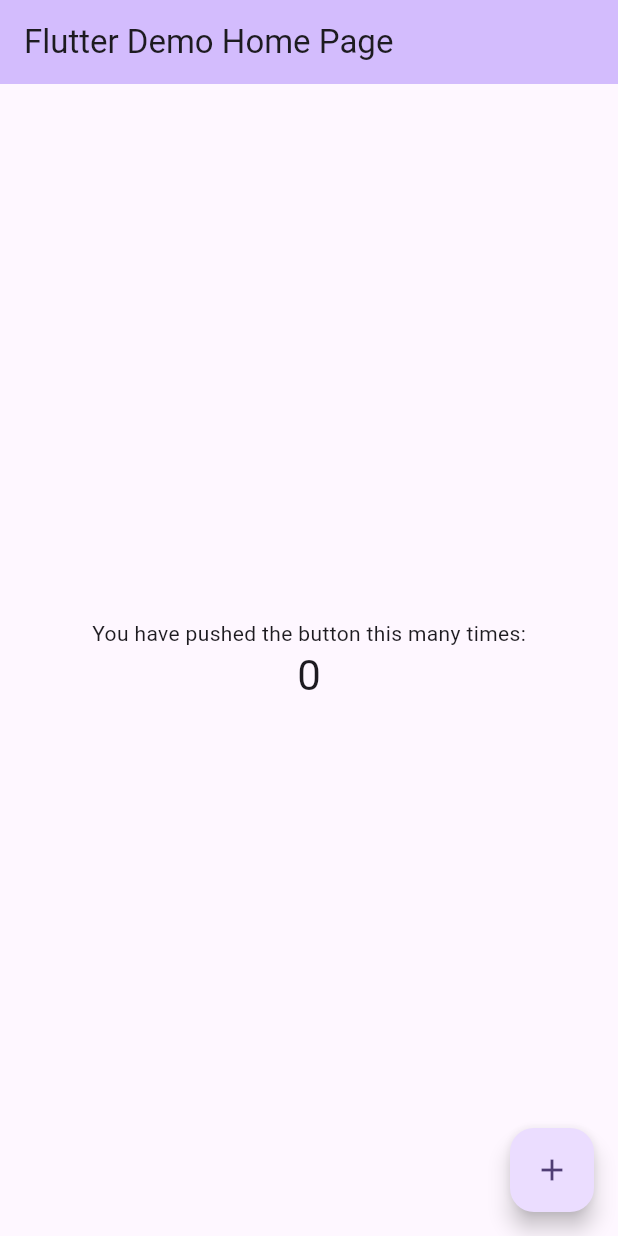
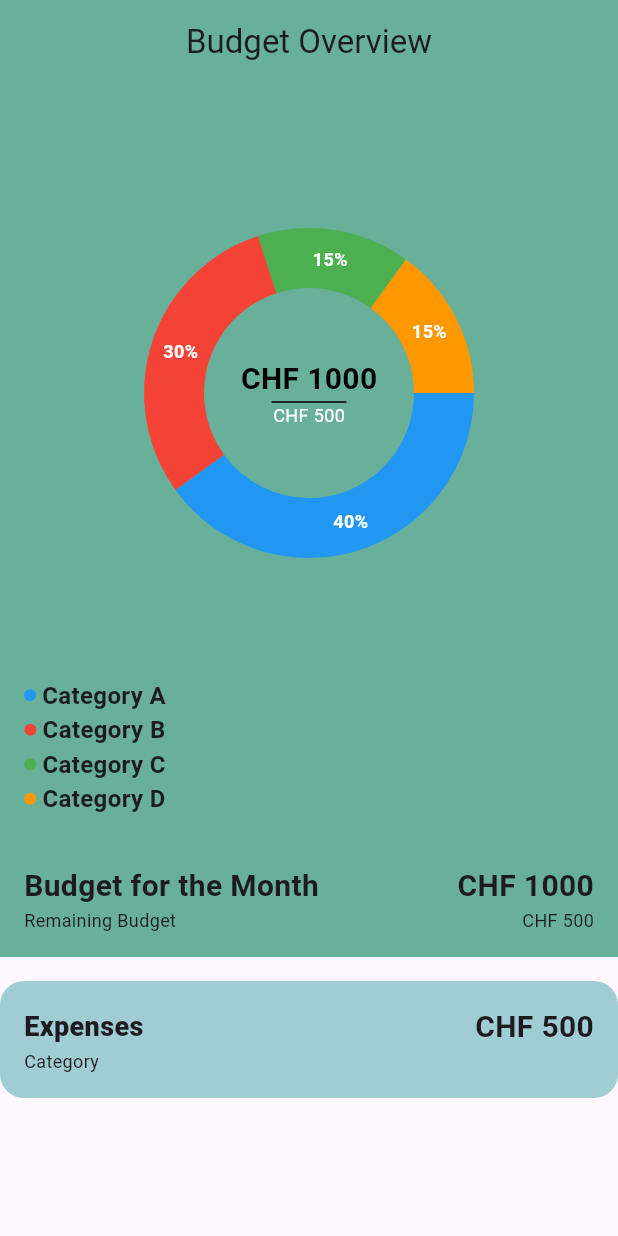
Before and after one commit to lucasblom/flutter_budget_application, a Flutter app: the screen it shows after launch, on a phone screen of 412 x 824 dp. Run offline on Flutter 3.47's test engine with Material 3 defaults, Android fonts, the phone set to English and light mode, and no system bars; drawn by our look-alikes of fl_chart.

Commit message:
addition: budget overview chart

```diff
--- a/lib/main.dart
+++ b/lib/main.dart
@@ -1,11 +1,12 @@
 import 'package:flutter/material.dart';
+import 'package:flutter_budget_application/pages/budget_overview.dart';
 
 void main() {
-  runApp(const MyApp());
+  runApp(const BudgetApp());
 }
 
-class MyApp extends StatelessWidget {
-  const MyApp({super.key});
+class BudgetApp extends StatelessWidget {
+  const BudgetApp({super.key});
 
   // This widget is the root of your application.
   @override
@@ -13,25 +14,10 @@
     return MaterialApp(
       title: 'Flutter Demo',
       theme: ThemeData(
-        // This is the theme of your application.
-        //
-        // TRY THIS: Try running your application with "flutter run". You'll see
-        // the application has a purple toolbar. Then, without quitting the app,
-        // try changing the seedColor in the colorScheme below to Colors.green
-        // and then invoke "hot reload" (save your changes or press the "hot
-        // reload" button in a Flutter-supported IDE, or press "r" if you used
-        // the command line to start the app).
-        //
-        // Notice that the counter didn't reset back to zero; the application
-        // state is not lost during the reload. To reset the state, use hot
-        // restart instead.
-        //
-        // This works for code too, not just values: Most code changes can be
-        // tested with just a hot reload.
         colorScheme: ColorScheme.fromSeed(seedColor: Colors.deepPurple),
         useMaterial3: true,
       ),
-      home: const MyHomePage(title: 'Flutter Demo Home Page'),
+      home: BudgetOverview(),
     );
   }
 }
--- /dev/null
+++ b/lib/pages/budget_overview.dart
@@ -0,0 +1,252 @@
+// ignore_for_file: use_key_in_widget_constructors
+
+import 'package:flutter/material.dart';
+import 'package:fl_chart/fl_chart.dart';
+
+class BudgetOverview extends StatelessWidget {
+  @override
+  Widget build(BuildContext context) {
+    return Scaffold(
+      appBar: AppBar(
+        backgroundColor: const Color.fromRGBO(105, 176, 155, 1),
+        title: const Align(
+          alignment: Alignment.center,
+          child: Text('Budget Overview'),
+        ),
+      ),
+      body: Column(
+        children: <Widget>[
+          BudgetSummary(),
+          BudgetHeader(),
+          BudgetExpenses(),
+        ],
+      ),
+    );
+  }
+}
+
+/// The header of the budget overview
+/// Displays the budget for the month and the remaining budget
+class BudgetHeader extends StatelessWidget {
+  @override
+  Widget build(BuildContext context) {
+    return Container(
+      padding: const EdgeInsets.all(16),
+      color: const Color.fromRGBO(105, 176, 155, 1),
+      child: const Column(
+        children: <Widget>[
+          Row(), // Placeholder for the Diagram
+          Row(
+            children: <Widget>[
+              Text('Budget for the Month', style: TextStyle(fontSize: 20, fontWeight: FontWeight.bold)),
+              Spacer(),
+              Text('CHF 1000', style: TextStyle(fontSize: 20, fontWeight: FontWeight.bold)),
+            ],
+          ),
+          Row(
+            children: <Widget>[
+              Text('Remaining Budget', style: TextStyle(fontSize: 12, fontWeight: FontWeight.w400)),
+              Spacer(),
+              Text('CHF 500', style: TextStyle(fontSize: 12, fontWeight: FontWeight.w400)),
+            ],
+          ),
+        ],
+      ),
+    );
+  }
+}
+
+/// Shows a pie diagram of the budget
+/// The diagram is a circle with a hole in the middle
+/// The hole is filled with the color of the background and the Budget is displayed in the middle
+class BudgetSummary extends StatelessWidget {
+  @override
+  Widget build(BuildContext context) {
+    return Container(
+      padding: const EdgeInsets.all(16),
+      color: const Color.fromRGBO(105, 176, 155, 1),
+      child: Column(
+        children: <Widget>[
+          Stack(
+            alignment: Alignment.center,
+            children: <Widget>[
+              AspectRatio(
+                aspectRatio: 1,
+                child: PieChart(
+                  PieChartData(
+                    sections: getSections(),
+                    borderData: FlBorderData(show: false),
+                    sectionsSpace: 0,
+                    centerSpaceRadius: 70, // Create space in the center
+                  ),
+                ),
+              ),
+              Column(
+                mainAxisAlignment: MainAxisAlignment.center,
+                children: <Widget>[
+                  const Text(
+                    'CHF 1000', // Display the total budget here
+                    style: TextStyle(
+                      fontSize: 20,
+                      fontWeight: FontWeight.bold,
+                      color: Colors.black,
+                    ),
+                  ),
+
+                  Container(
+                    width: 50,
+                    height: 1,
+                    color: Colors.black, // Thin horizontal line
+                  ),
+
+                  const Text(
+                    'CHF 500', // Display the remaining budget here
+                    style: TextStyle(
+                      fontSize: 12,
+                      fontWeight: FontWeight.normal,
+                      color: Colors.white,
+                    ),
+                  ),
+                ],
+              ),
+            ],
+          ),
+          const Row(
+            mainAxisAlignment: MainAxisAlignment.spaceBetween,
+            children: [
+              Column(
+                mainAxisAlignment: MainAxisAlignment.center,
+                children: <Widget>[
+                  Indicator(color: Colors.blue, text: 'Category A'),
+                  SizedBox(width: 8),
+                  Indicator(color: Colors.red, text: 'Category B'),
+                  SizedBox(width: 8),
+                  Indicator(color: Colors.green, text: 'Category C'),
+                  SizedBox(width: 8),
+                  Indicator(color: Colors.orange, text: 'Category D'),
+                ],
+              ),
+              ]
+          )
+        ],
+      ),
+    );
+  }
+
+  List<PieChartSectionData> getSections() {
+    return [
+      PieChartSectionData(
+        color: Colors.blue,
+        value: 40,
+        title: '40%',
+        radius: 40,
+        titleStyle: const TextStyle(
+          fontSize: 12,
+          fontWeight: FontWeight.bold,
+          color: Colors.white,
+        ),
+      ),
+      PieChartSectionData(
+        color: Colors.red,
+        value: 30,
+        title: '30%',
+        radius: 40,
+        titleStyle: const TextStyle(
+          fontSize: 12,
+          fontWeight: FontWeight.bold,
+          color: Colors.white,
+        ),
+      ),
+      PieChartSectionData(
+        color: Colors.green,
+        value: 15,
+        title: '15%',
+        radius: 40,
+        titleStyle: const TextStyle(
+          fontSize: 12,
+          fontWeight: FontWeight.bold,
+          color: Colors.white,
+        ),
+      ),
+      PieChartSectionData(
+        color: Colors.orange,
+        value: 15,
+        title: '15%',
+        radius: 40,
+        titleStyle: const TextStyle(
+          fontSize: 12,
+          fontWeight: FontWeight.bold,
+          color: Colors.white,
+        ),
+      ),
+    ];
+  }
+}
+
+/// Displays each expense of the month
+/// The expenses are displayed in a list
+/// Each expense has a category and the amount
+class BudgetExpenses extends StatelessWidget {
+  @override
+  Widget build(BuildContext context) {
+    return Container(
+      padding: const EdgeInsets.all(16),
+      margin: const EdgeInsets.only(top: 16),
+      decoration: BoxDecoration(
+        borderRadius: BorderRadius.circular(16),
+        color: const Color.fromRGBO(160, 205, 211, 1),// Round the corners
+      ),
+      child: const Column(
+        children: <Widget>[
+          Row(
+            children: <Widget>[
+              Text('Expenses', style: TextStyle(fontSize: 18, fontWeight: FontWeight.w900)),
+              Spacer(),
+              Text('CHF 500', style: TextStyle(fontSize: 20, fontWeight: FontWeight.bold)),
+            ],
+          ),
+          Row(
+            children: <Widget>[
+              Text('Category', style: TextStyle(fontSize: 12, fontWeight: FontWeight.w400)),
+            ],
+          ),
+        ],
+      ),
+    );
+  }
+}
+
+class Indicator extends StatelessWidget {
+  final Color color;
+  final String text;
+
+  const Indicator({
+    super.key,
+    required this.color,
+    required this.text,
+  });
+
+  @override
+  Widget build(BuildContext context) {
+    return Row(
+      children: <Widget>[
+        Container(
+          width: 8,
+          height: 8,
+          decoration: BoxDecoration(
+            shape: BoxShape.circle,
+            color: color,
+          ),
+        ),
+        const SizedBox(width: 4),
+        Text(
+          text,
+          style: const TextStyle(
+            fontSize: 16,
+            fontWeight: FontWeight.bold,
+          ),
+        )
+      ],
+    );
+  }
+}
--- a/pubspec.yaml
+++ b/pubspec.yaml
@@ -35,6 +35,7 @@ dependencies:
   # The following adds the Cupertino Icons font to your application.
   # Use with the CupertinoIcons class for iOS style icons.
   cupertino_icons: ^1.0.6
+  fl_chart: ^0.68.0
 
 dev_dependencies:
   flutter_test:
```
Also changed, not shown: pubspec.lock.
